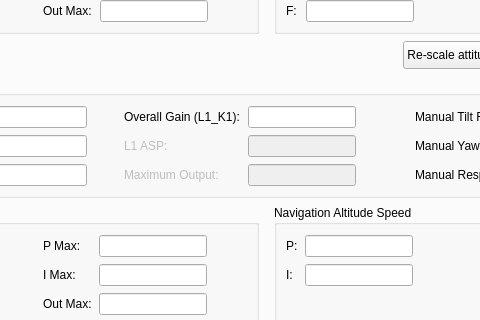
First picture: the form in src/ui/qgcautoquad.ui, repository mpaperno/qgroundcontrol_aq, before the edit; both pictures show x 472 to 952 and y 328 to 648 of the 1200 by 880 pixel window.
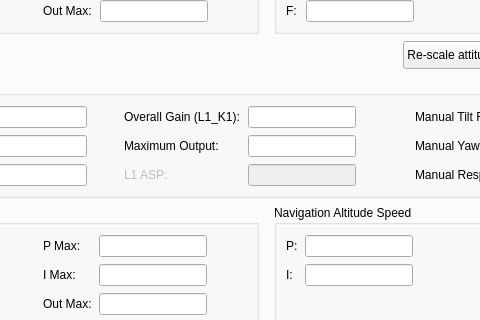
Second picture: the form after the edit. The open tabs and pages were chosen to show the change. Icons and pictures are not drawn.

Commit message: Enable quatos max_out param field.

What changed in the file:
```diff
--- a/src/ui/qgcautoquad.ui
+++ b/src/ui/qgcautoquad.ui
@@ -5370,11 +5370,8 @@
                      </property>
                     </widget>
                    </item>
-                   <item row="2" column="0">
+                   <item row="1" column="0">
                     <widget class="QLabel" name="label_QUATOS_MAX_OUT">
-                     <property name="enabled">
-                      <bool>false</bool>
-                     </property>
                      <property name="sizePolicy">
                       <sizepolicy hsizetype="Preferred" vsizetype="Preferred">
                        <horstretch>0</horstretch>
@@ -5386,11 +5383,8 @@
                      </property>
                     </widget>
                    </item>
-                   <item row="2" column="1">
+                   <item row="1" column="1">
                     <widget class="QLineEdit" name="QUATOS_MAX_OUT">
-                     <property name="enabled">
-                      <bool>false</bool>
-                     </property>
                      <property name="sizePolicy">
                       <sizepolicy hsizetype="Maximum" vsizetype="Fixed">
                        <horstretch>0</horstretch>
@@ -5399,7 +5393,7 @@
                      </property>
                     </widget>
                    </item>
-                   <item row="1" column="0">
+                   <item row="2" column="0">
                     <widget class="QLabel" name="label_QUATOS_L1_ASP">
                      <property name="enabled">
                       <bool>false</bool>
@@ -5415,7 +5409,7 @@
                      </property>
                     </widget>
                    </item>
-                   <item row="1" column="1">
+                   <item row="2" column="1">
                     <widget class="QLineEdit" name="QUATOS_L1_ASP">
                      <property name="enabled">
                       <bool>false</bool>
```
